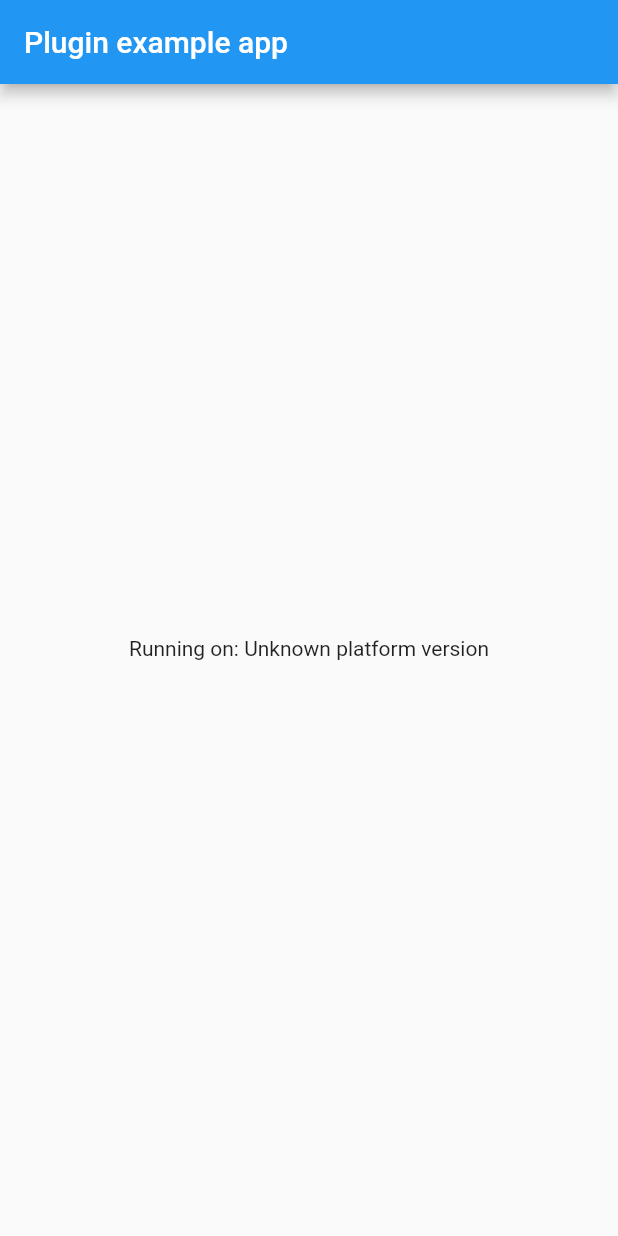
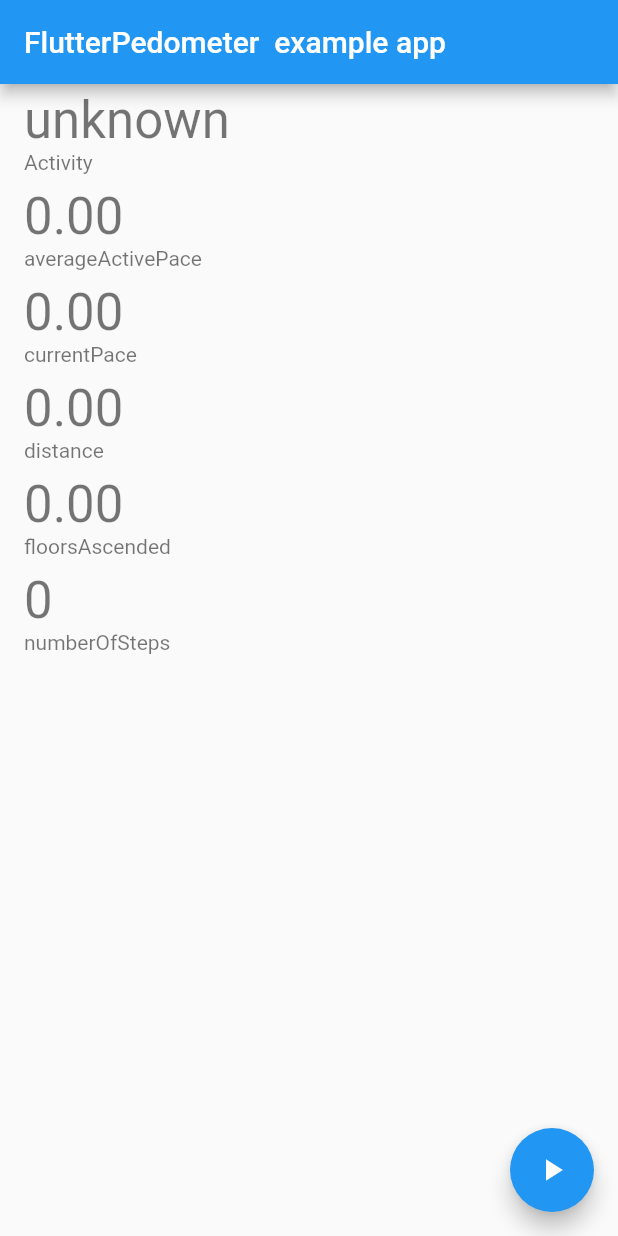
Before and after one commit to wiseminds/flutter_pedometer, a Flutter app: the screen it shows after launch, on a phone screen of 412 x 824 dp. Run offline on Flutter 3.47's test engine with Material 2 defaults, Android fonts, the phone set to English and light mode, and no system bars; our stand-ins replace equatable.

Commit message:
finished iOS plugin

```diff
--- a/example/lib/main.dart
+++ b/example/lib/main.dart
@@ -1,8 +1,8 @@
 import 'package:flutter/material.dart';
 import 'dart:async';
 
-import 'package:flutter/services.dart';
 import 'package:flutter_pedometer/flutter_pedometer.dart';
+import 'package:provider/provider.dart';
 
 void main() {
   runApp(const MyApp());
@@ -12,51 +12,155 @@
   const MyApp({Key? key}) : super(key: key);
 
   @override
-  State<MyApp> createState() => _MyAppState();
+  _MyAppState createState() => _MyAppState();
 }
 
 class _MyAppState extends State<MyApp> {
-  String _platformVersion = 'Unknown';
+  StreamSubscription<Activity>? _pedestrianStatusSubscription;
+  StreamSubscription<Motion>? _motionDetectorSubscription;
+  bool isRunning = false;
+
+  late ValueNotifier<Activity> _activityNotifier;
+  late ValueNotifier<Motion> _motionNotifier;
 
   @override
   void initState() {
+    _activityNotifier = ValueNotifier(Activity.unknown);
+    _motionNotifier = ValueNotifier(Motion());
     super.initState();
-    initPlatformState();
   }
 
-  // Platform messages are asynchronous, so we initialize in an async method.
-  Future<void> initPlatformState() async {
-    String platformVersion;
-    // Platform messages may fail, so we use a try/catch PlatformException.
-    // We also handle the message potentially returning null.
-    try {
-      platformVersion =
-          await FlutterPedometer.platformVersion ?? 'Unknown platform version';
-    } on PlatformException {
-      platformVersion = 'Failed to get platform version.';
+  void onMotion(Motion event) {
+    print(event);
+    _motionNotifier.value = event;
+    // setState(() {
+    //   _steps = event.steps.toString();
+    // });
   }
 
-    // If the widget was removed from the tree while the asynchronous platform
-    // message was in flight, we want to discard the reply rather than calling
-    // setState to update our non-existent appearance.
-    if (!mounted) return;
+  void onPedestrianStatusChanged(Activity event) {
+    print(event);
+    _activityNotifier.value = event;
+  }
 
+  void onPedestrianStatusError(error) {
+    print('onPedestrianStatusError: $error');
+    // setState(() {
+    //   // _status = 'Pedestrian Status not available';
+    // });
+    // print(_status);
+  }
+
+  void onMotionError(error) {
+    print('onMotionError: $error');
+    // setState(() {
+    //   _steps = 'Step Count not available';
+    // });
+  }
+
+  _listenToActivity() {
+    _pedestrianStatusSubscription = FlutterPedometer.pedestrianStatusStream
+        .listen(onPedestrianStatusChanged)
+      ..onError(onPedestrianStatusError);
+  }
+
+  _listenToMotion() {
+    _motionDetectorSubscription = FlutterPedometer.motionDetectorStream
+        .listen(onMotion)
+      ..onError(onMotionError);
+  }
+
+  _start() {
+    _listenToActivity();
+    _listenToMotion();
     setState(() {
-      _platformVersion = platformVersion;
+      isRunning = true;
+    });
+  }
+
+  _stop() {
+    _pedestrianStatusSubscription?.cancel();
+    _motionDetectorSubscription?.cancel();
+    setState(() {
+      isRunning = false;
     });
   }
 
   @override
   Widget build(BuildContext context) {
-    return MaterialApp(
+    return ChangeNotifierProvider(
+        lazy: false,
+        create: (context) => _motionNotifier,
+        builder: (c, child) => ChangeNotifierProvider(
+              lazy: false,
+              create: (context) => _activityNotifier,
+              builder: (c, child) => MaterialApp(
                 home: Scaffold(
                   appBar: AppBar(
-          title: const Text('Plugin example app'),
+                    title: const Text('FlutterPedometer  example app'),
                   ),
-        body: Center(
-          child: Text('Running on: $_platformVersion\n'),
+                  floatingActionButton: FloatingActionButton(
+                    onPressed: isRunning ? _stop : _start,
+                    child: isRunning
+                        ? const Icon(Icons.pause)
+                        : const Icon(Icons.play_arrow),
+                  ),
+                  body: Column(
+                    mainAxisAlignment: MainAxisAlignment.start,
+                    children: <Widget>[
+                      Builder(builder: (context) {
+                        return ListTile(
+                          title: Text(
+                              context
+                                  .watch<ValueNotifier<Activity>>()
+                                  .value
+                                  .name,
+                              style: Theme.of(context).textTheme.headline4),
+                          subtitle: const Text('Activity'),
+                        );
+                      }),
+                      Builder(builder: (context) {
+                        var motion = context.watch<ValueNotifier<Motion>>();
+                        return Column(
+                          children: [
+                            ListTile(
+                              title: Text(
+                                  motion.value.averageActivePace
+                                      .toStringAsFixed(2),
+                                  style: Theme.of(context).textTheme.headline4),
+                              subtitle: const Text('averageActivePace'),
+                            ),
+                            ListTile(
+                              title: Text(
+                                  motion.value.currentPace.toStringAsFixed(2),
+                                  style: Theme.of(context).textTheme.headline4),
+                              subtitle: const Text('currentPace'),
+                            ),
+                            ListTile(
+                              title: Text(
+                                  motion.value.distance.toStringAsFixed(2),
+                                  style: Theme.of(context).textTheme.headline4),
+                              subtitle: const Text('distance'),
+                            ),
+                            ListTile(
+                              title: Text(
+                                  motion.value.floorsAscended
+                                      .toStringAsFixed(2),
+                                  style: Theme.of(context).textTheme.headline4),
+                              subtitle: const Text('floorsAscended'),
+                            ),
+                            ListTile(
+                              title: Text('${motion.value.numberOfSteps}',
+                                  style: Theme.of(context).textTheme.headline4),
+                              subtitle: const Text('numberOfSteps'),
+                            ),
+                          ],
+                        );
+                      }),
+                    ],
                   ),
                 ),
-    );
+              ),
+            ));
   }
 }
--- /dev/null
+++ b/example/lib/models/activity_model.dart
@@ -0,0 +1,3 @@
+import 'package:flutter/material.dart';
+
+// class ActivityModel extends ValueNotifier
--- a/example/pubspec.yaml
+++ b/example/pubspec.yaml
@@ -29,6 +29,7 @@
   # The following adds the Cupertino Icons font to your application.
   # Use with the CupertinoIcons class for iOS style icons.
   cupertino_icons: ^1.0.2
+  provider: ^6.0.2
 
 dev_dependencies:
   flutter_test:
--- a/lib/flutter_pedometer.dart
+++ b/lib/flutter_pedometer.dart
@@ -6,12 +6,58 @@
 import 'dart:async';
 
 import 'package:flutter/services.dart';
+import 'package:flutter_pedometer/models/activity.dart';
+
+import 'models/motion.dart';
+export 'models/activity.dart';
+export 'models/motion.dart';
+
+// const int _stopped = 0, _walking = 1;
 
 class FlutterPedometer {
-  static const MethodChannel _channel = MethodChannel('flutter_pedometer');
+  static const EventChannel _activityRecognitionChannel =
+      EventChannel('com.flutter_pedometer.activity_recognition');
+  static const EventChannel _motionDetectorChannel =
+      EventChannel('com.flutter_pedometer.motion_detector');
 
-  static Future<String?> get platformVersion async {
-    final String? version = await _channel.invokeMethod('getPlatformVersion');
-    return version;
+  static final StreamController<Activity> _androidPedestrianController =
+      StreamController.broadcast();
+
+  /// Returns one step at a time.
+  /// Events come every time a step is detected.
+  static Stream<Activity> get pedestrianStatusStream {
+    Stream<Activity> stream = _activityRecognitionChannel
+        .receiveBroadcastStream()
+        .map((event) => Activity.values
+            .where((element) => element.name == event)
+            .toList()[0]);
+    // if (Platform.isAndroid) return _androidStream(stream);
+    return stream;
   }
+
+  /// Returns the steps taken since last system boot.
+  /// Events may come with a delay.
+  static Stream<Motion> get motionDetectorStream => _motionDetectorChannel
+      .receiveBroadcastStream()
+      .map((event) => Motion.fromJSON((event as Map<Object?, Object?>)
+          .map((key, value) => MapEntry('$key', value))));
 }
+
+/// A DTO for steps taken containing the number of steps taken.
+// class motionDetector {
+//   late DateTime _timeStamp;
+//   int _steps = 0;
+
+//   motionDetector._(dynamic e) {
+//     _steps = e as int;
+//     _timeStamp = DateTime.now();
+//   }
+
+//   int get steps => _steps;
+
+//   DateTime get timeStamp => _timeStamp;
+
+//   @override
+//   String toString() =>
+//       'Steps taken: $_steps at ${_timeStamp.toIso8601String()}';
+// }
--- /dev/null
+++ b/lib/models/activity.dart
@@ -0,0 +1,8 @@
+enum Activity {
+  stationary,
+  walking,
+  running,
+  automotive,
+  cycling,
+  unknown,
+}
--- /dev/null
+++ b/lib/models/motion.dart
@@ -0,0 +1,46 @@
+import 'package:equatable/equatable.dart';
+
+class Motion extends Equatable {
+  final int floorsAscended, numberOfSteps;
+  final double distance, averageActivePace, currentPace;
+  final DateTime? startDate;
+
+  const Motion(
+      {this.floorsAscended = 0,
+      this.numberOfSteps = 0,
+      this.distance = 0,
+      this.startDate,
+      this.averageActivePace = 0,
+      this.currentPace = 0});
+
+  factory Motion.fromJSON(Map<String, dynamic> data) => Motion(
+        numberOfSteps: data['numberOfSteps'] ?? 0,
+        floorsAscended: data['floorsAscended'] ?? 0,
+        distance: data['distance'] ?? 0,
+        // startDate: DateTime.fromMillisecondsSinceEpoch(data['startDate'] ?? 0),
+        averageActivePace: data['averageActivePace'] ?? 0,
+        currentPace: data['currentPace'] ?? 0,
+      );
+
+  Map<String, dynamic> get toJSON => {
+        'floorsAscended': floorsAscended,
+        'startDate': startDate,
+        'currentPace': currentPace,
+        'averageActivePace': averageActivePace,
+        'numberOfSteps': numberOfSteps,
+        'distance': distance
+      };
+
+  @override
+  String toString() => toJSON.toString();
+
+  @override
+  List<Object?> get props => [
+        floorsAscended,
+        numberOfSteps,
+        distance,
+        averageActivePace,
+        currentPace,
+        startDate
+      ];
+}
--- a/pubspec.yaml
+++ b/pubspec.yaml
@@ -10,6 +10,7 @@
 dependencies:
   flutter:
     sdk: flutter
+  equatable: ^2.0.3
 
 dev_dependencies:
   flutter_test:
@@ -32,8 +33,8 @@
     # then add platforms following the instruction here:
     # https://flutter.dev/docs/development/packages-and-plugins/developing-packages#plugin-platforms
     # -------------------
-      some_platform:
-        pluginClass: somePluginClass
+       ios:
+        pluginClass: FlutterPedometerPlugin
     # -------------------
 
   # To add assets to your plugin package, add an assets section, like this:
```
Also changed, not shown: example/pubspec.lock, 67 other files. Lines whose indentation alone changed are shown as unchanged.
